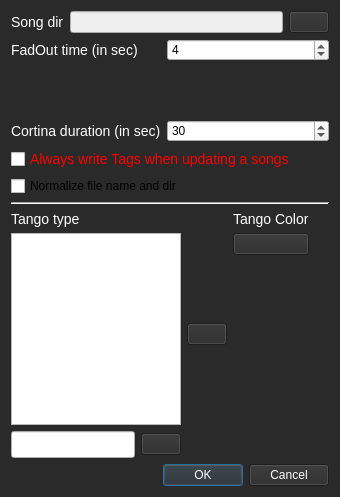
Qt form gui/UI_preferences.ui (flccrakers/dj-tango) before a commit.
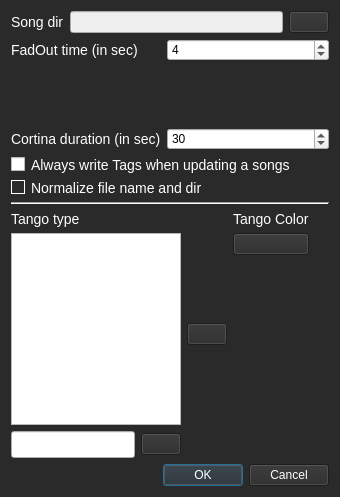
The same form after that commit. Icons and pictures are not drawn.

```diff
--- a/gui/UI_preferences.ui
+++ b/gui/UI_preferences.ui
@@ -148,8 +148,20 @@
      </property>
      <property name="styleSheet">
       <string notr="true">QCheckBox{
-	color:red;
+	border: none;
+   color: white;
 	font-size: 14px;
+}
+
+QCheckBox::indicator:unchecked {
+	background-color: rgb(42,42,42);   	
+	border: 1px solid white;
+	image: url(../gui/img/checkbox_checked.png);
+}
+
+QCheckBox::indicator:checked {
+	background-color: rgb(160,52,77);  	
+  	border: 1px solid white;  
 }</string>
      </property>
      <property name="text">
@@ -162,6 +174,23 @@
      <property name="toolTip">
       <string>&lt;html&gt;&lt;head/&gt;&lt;body&gt;&lt;p&gt;If you check this, eachtime you will make a change on one of your file, the file name and path will be update to respcet the following rules : &lt;/p&gt;&lt;p&gt;YYYY&lt;span style=&quot; font-weight:600;&quot;&gt;-&lt;/span&gt;Name of song&lt;span style=&quot; font-weight:600;&quot;&gt;-&lt;/span&gt;Artist&lt;span style=&quot; font-weight:600;&quot;&gt;-&lt;/span&gt;Album&lt;span style=&quot; font-weight:600;&quot;&gt;-&lt;/span&gt;Type.ext&lt;/p&gt;&lt;p&gt;&lt;span style=&quot; color:#ff0004;&quot;&gt;Be aware that this will completly change the organisation of your directory !&lt;/span&gt;&lt;/p&gt;&lt;/body&gt;&lt;/html&gt;</string>
      </property>
+     <property name="styleSheet">
+      <string notr="true">QCheckBox{
+	border: none;
+   color: white;
+	font-size: 14px;
+}
+
+QCheckBox::indicator:unchecked {
+	background-color: rgb(42,42,42);   	
+	border: 1px solid white;
+}
+
+QCheckBox::indicator:checked {
+	background-color: rgb(160,52,77);  	
+  	border: 1px solid white;  
+}</string>
+     </property>
      <property name="text">
       <string>Normalize file name and dir</string>
      </property>
```
Left out of the diff: 6 changed lines with no effect on the pictures.
